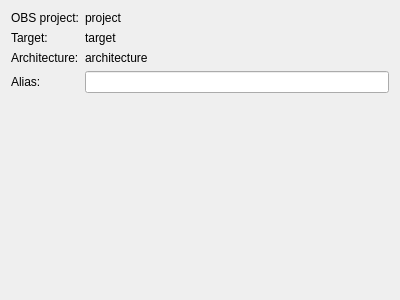
Before: the Qt Designer form src/ObsLightGui/ui/wizard_configProjectAlias.ui in ronan22/obs-light, drawn with Qt 5.
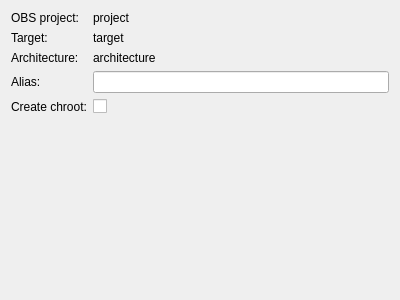
After: the same form once the commit is applied.

Commit message: - implemented multiple package selection in wizard

```diff
--- a/src/ObsLightGui/ui/wizard_configProjectAlias.ui
+++ b/src/ObsLightGui/ui/wizard_configProjectAlias.ui
@@ -13,6 +13,15 @@
   <property name="windowTitle">
    <string>WizardPage</string>
   </property>
+  <property name="locale">
+   <locale language="English" country="UnitedStates"/>
+  </property>
+  <property name="title">
+   <string>Choose project alias</string>
+  </property>
+  <property name="subTitle">
+   <string>Choose an alias for the project.</string>
+  </property>
   <layout class="QFormLayout" name="formLayout">
    <item row="0" column="0">
     <widget class="QLabel" name="label">
@@ -66,6 +75,20 @@
    <item row="3" column="1">
     <widget class="QLineEdit" name="aliasLineEdit"/>
    </item>
+   <item row="4" column="1">
+    <widget class="QCheckBox" name="createChrootCheckBox">
+     <property name="text">
+      <string/>
+     </property>
+    </widget>
+   </item>
+   <item row="4" column="0">
+    <widget class="QLabel" name="label_5">
+     <property name="text">
+      <string>Create chroot:</string>
+     </property>
+    </widget>
+   </item>
   </layout>
  </widget>
  <resources/>
```
The commit also changes 14 other files.
